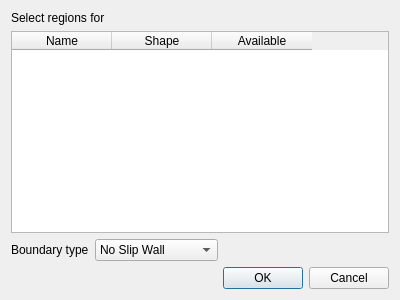
Before: the Qt Designer form gui/uifiles/regions_popup.ui in truongd8593/mfix, drawn with Qt 5.
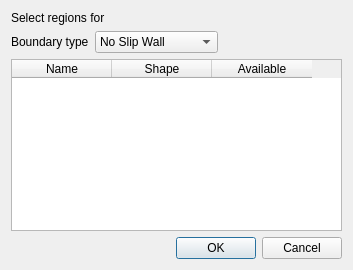
After: the same form once the commit is applied.

Commit message: regions_popup:  move BC type combobox above table

Patch:
```diff
--- a/gui/uifiles/regions_popup.ui
+++ b/gui/uifiles/regions_popup.ui
@@ -6,8 +6,8 @@
    <rect>
     <x>0</x>
     <y>0</y>
-    <width>400</width>
-    <height>300</height>
+    <width>353</width>
+    <height>270</height>
    </rect>
   </property>
   <property name="windowTitle">
@@ -21,37 +21,6 @@
      </property>
     </widget>
    </item>
-   <item>
-    <widget class="QTableWidget" name="table">
-     <property name="selectionBehavior">
-      <enum>QAbstractItemView::SelectRows</enum>
-     </property>
-     <property name="sortingEnabled">
-      <bool>true</bool>
-     </property>
-     <attribute name="horizontalHeaderHighlightSections">
-      <bool>false</bool>
-     </attribute>
-     <attribute name="verticalHeaderVisible">
-      <bool>false</bool>
-     </attribute>
-     <column>
-      <property name="text">
-       <string>Name</string>
-      </property>
-     </column>
-     <column>
-      <property name="text">
-       <string>Shape</string>
-      </property>
-     </column>
-     <column>
-      <property name="text">
-       <string>Available</string>
-      </property>
-     </column>
-    </widget>
-   </item>
    <item>
     <layout class="QHBoxLayout" name="horizontalLayout">
      <item>
@@ -118,6 +87,43 @@
      </item>
     </layout>
    </item>
+   <item>
+    <widget class="QTableWidget" name="table">
+     <property name="maximumSize">
+      <size>
+       <width>16777215</width>
+       <height>16777215</height>
+      </size>
+     </property>
+     <property name="selectionBehavior">
+      <enum>QAbstractItemView::SelectRows</enum>
+     </property>
+     <property name="sortingEnabled">
+      <bool>true</bool>
+     </property>
+     <attribute name="horizontalHeaderHighlightSections">
+      <bool>false</bool>
+     </attribute>
+     <attribute name="verticalHeaderVisible">
+      <bool>false</bool>
+     </attribute>
+     <column>
+      <property name="text">
+       <string>Name</string>
+      </property>
+     </column>
+     <column>
+      <property name="text">
+       <string>Shape</string>
+      </property>
+     </column>
+     <column>
+      <property name="text">
+       <string>Available</string>
+      </property>
+     </column>
+    </widget>
+   </item>
    <item>
     <widget class="QDialogButtonBox" name="buttonbox">
      <property name="orientation">
```
The commit also changes 1 other file.
